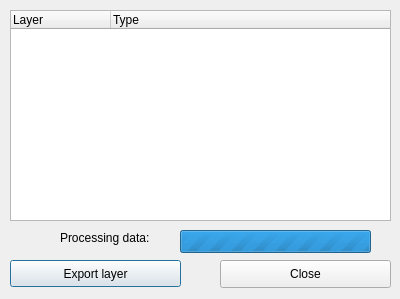
The window that dlg_importLayer.ui (LESPROJEKT/qgis-layman-plugin) describes before a commit, drawn with Qt 5.
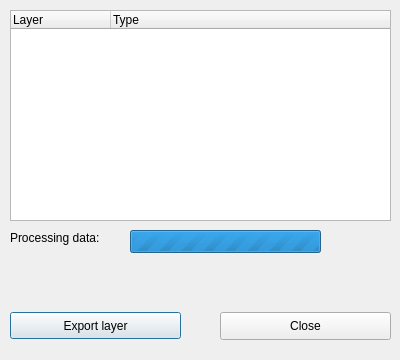
The same window after the commit.

Commit message: počítadlo paralelních importů

Patch:
```diff
--- a/dlg_importLayer.ui
+++ b/dlg_importLayer.ui
@@ -10,7 +10,7 @@
     <x>0</x>
     <y>0</y>
     <width>400</width>
-    <height>299</height>
+    <height>360</height>
    </rect>
   </property>
   <property name="sizePolicy">
@@ -22,13 +22,13 @@
   <property name="minimumSize">
    <size>
     <width>400</width>
-    <height>299</height>
+    <height>360</height>
    </size>
   </property>
   <property name="maximumSize">
    <size>
     <width>400</width>
-    <height>299</height>
+    <height>360</height>
    </size>
   </property>
   <property name="windowTitle">
@@ -48,7 +48,7 @@
    <property name="geometry">
     <rect>
      <x>10</x>
-     <y>260</y>
+     <y>312</y>
      <width>171</width>
      <height>27</height>
     </rect>
@@ -61,7 +61,7 @@
    <property name="geometry">
     <rect>
      <x>220</x>
-     <y>260</y>
+     <y>312</y>
      <width>171</width>
      <height>28</height>
     </rect>
@@ -102,7 +102,7 @@
    </property>
    <property name="geometry">
     <rect>
-     <x>180</x>
+     <x>130</x>
      <y>230</y>
      <width>191</width>
      <height>23</height>
@@ -118,7 +118,7 @@
   <widget class="QLabel" name="label_import">
    <property name="geometry">
     <rect>
-     <x>60</x>
+     <x>10</x>
      <y>230</y>
      <width>141</width>
      <height>16</height>
@@ -128,6 +128,19 @@
     <string>Processing data:</string>
    </property>
   </widget>
+  <widget class="QLabel" name="label_progress">
+   <property name="geometry">
+    <rect>
+     <x>10</x>
+     <y>280</y>
+     <width>371</width>
+     <height>16</height>
+    </rect>
+   </property>
+   <property name="text">
+    <string/>
+   </property>
+  </widget>
  </widget>
  <resources/>
  <connections/>
```
The commit also changes 1 other file.
